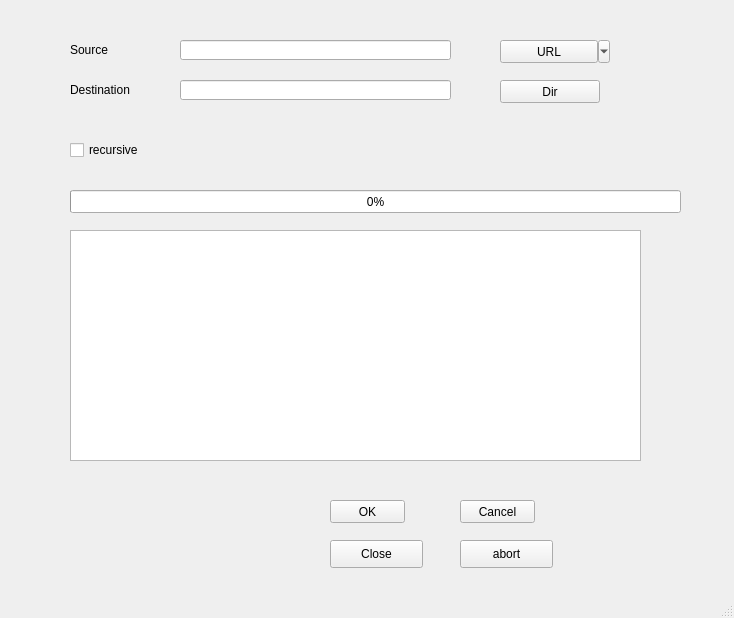
Before: the Qt Designer form ui/clonewindow.ui in hidog/HiGit, drawn with Qt 5.
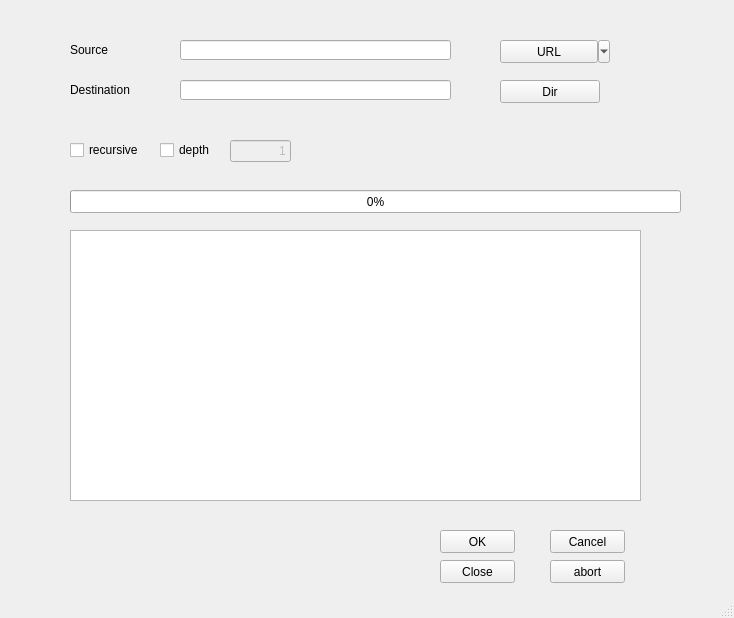
After: the same form once the commit is applied.

What changed in the file:
```diff
--- a/ui/clonewindow.ui
+++ b/ui/clonewindow.ui
@@ -76,8 +76,8 @@
    <widget class="QPushButton" name="okButton">
     <property name="geometry">
      <rect>
-      <x>330</x>
-      <y>500</y>
+      <x>440</x>
+      <y>530</y>
       <width>75</width>
       <height>23</height>
      </rect>
@@ -89,8 +89,8 @@
    <widget class="QPushButton" name="cancelButton">
     <property name="geometry">
      <rect>
-      <x>460</x>
-      <y>500</y>
+      <x>550</x>
+      <y>530</y>
       <width>75</width>
       <height>23</height>
      </rect>
@@ -105,7 +105,7 @@
       <x>70</x>
       <y>230</y>
       <width>571</width>
-      <height>231</height>
+      <height>271</height>
      </rect>
     </property>
    </widget>
@@ -166,10 +166,10 @@
    <widget class="QPushButton" name="abortButton">
     <property name="geometry">
      <rect>
-      <x>460</x>
-      <y>540</y>
-      <width>93</width>
-      <height>28</height>
+      <x>550</x>
+      <y>560</y>
+      <width>75</width>
+      <height>23</height>
      </rect>
     </property>
     <property name="text">
@@ -179,16 +179,48 @@
    <widget class="QPushButton" name="closeButton">
     <property name="geometry">
      <rect>
-      <x>330</x>
-      <y>540</y>
-      <width>93</width>
-      <height>28</height>
+      <x>440</x>
+      <y>560</y>
+      <width>75</width>
+      <height>23</height>
      </rect>
     </property>
     <property name="text">
      <string>Close</string>
     </property>
    </widget>
+   <widget class="QCheckBox" name="depthCBox">
+    <property name="geometry">
+     <rect>
+      <x>160</x>
+      <y>140</y>
+      <width>61</width>
+      <height>20</height>
+     </rect>
+    </property>
+    <property name="text">
+     <string>depth</string>
+    </property>
+   </widget>
+   <widget class="QLineEdit" name="depth_num_LEdit">
+    <property name="enabled">
+     <bool>false</bool>
+    </property>
+    <property name="geometry">
+     <rect>
+      <x>230</x>
+      <y>140</y>
+      <width>61</width>
+      <height>22</height>
+     </rect>
+    </property>
+    <property name="text">
+     <string>1</string>
+    </property>
+    <property name="alignment">
+     <set>Qt::AlignRight|Qt::AlignTrailing|Qt::AlignVCenter</set>
+    </property>
+   </widget>
   </widget>
   <widget class="QStatusBar" name="statusbar"/>
  </widget>
```
